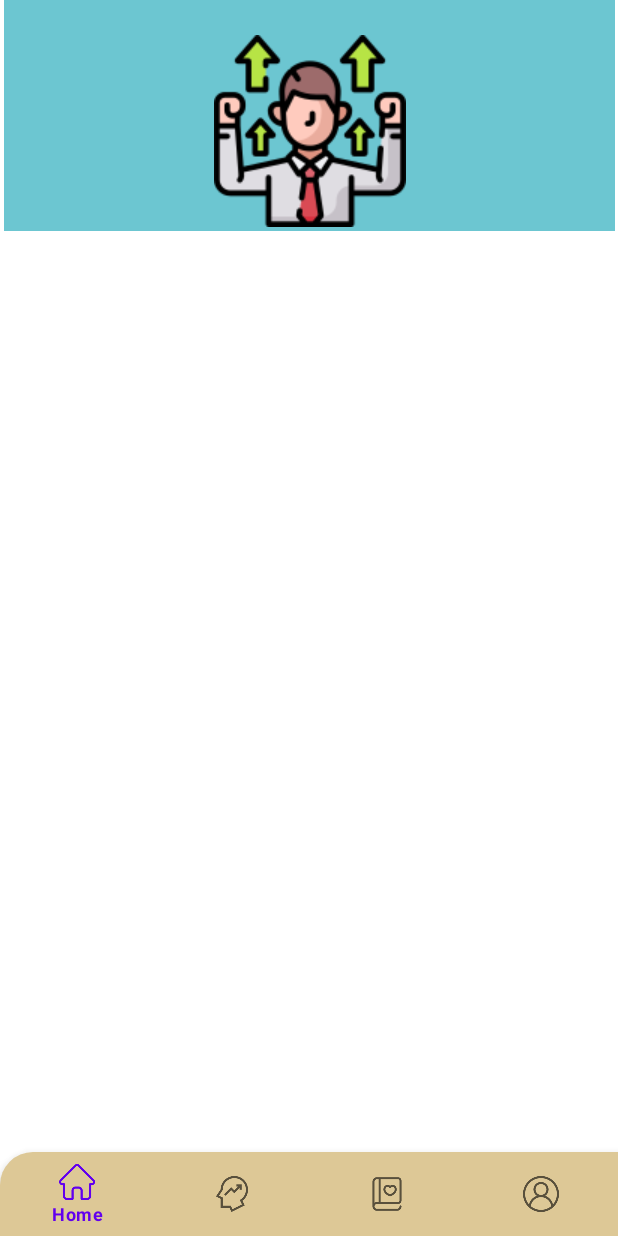
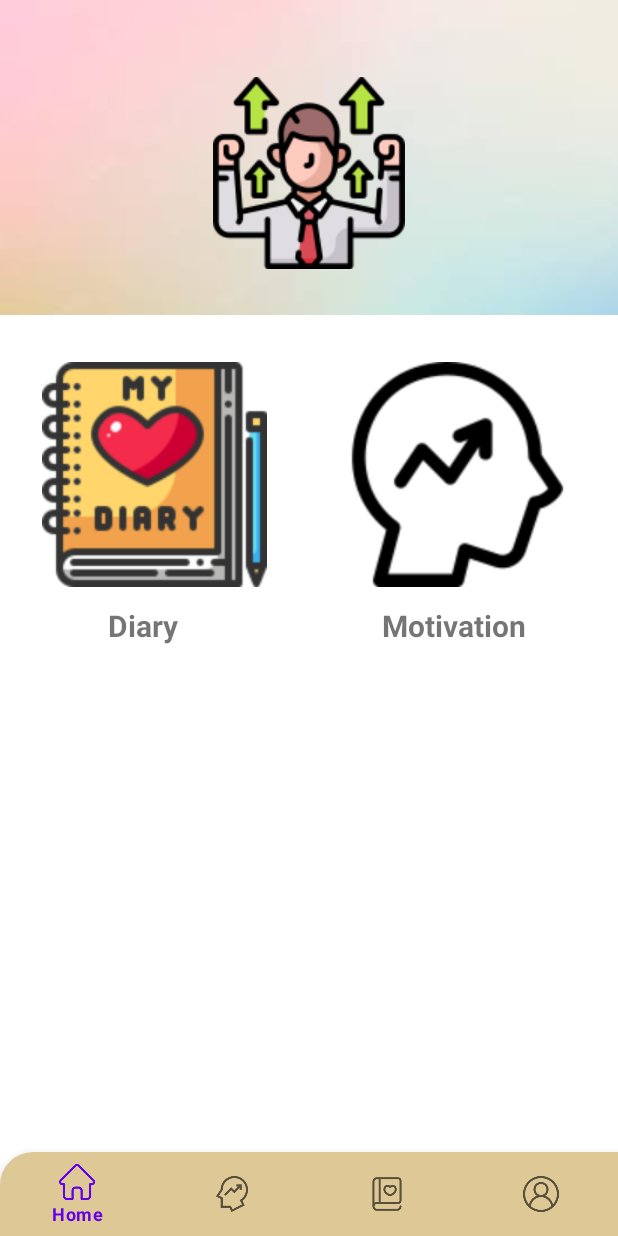
Before and after one commit to ozancanguz/Motivate-Me-App, an Android app: the screen it shows after launch once a user with an empty profile is signed in (MainActivity), on a phone screen of 412 x 824 dp. Run offline under Robolectric (Android 15) with nearby library versions, the phone set to English and light mode, and no system bars; our stand-ins replace Firebase (no records; nobody signed in at launch, a user with empty details on screens opened directly), navigation-ui.

Commit message:
-Home fragment nav part created

```diff
--- a/app/src/main/java/com/ozancanguz/motivate_me_app/data/adapter/ImageSliderAdapter.kt
+++ b/app/src/main/java/com/ozancanguz/motivate_me_app/data/adapter/ImageSliderAdapter.kt
@@ -10,7 +10,7 @@ import com.ozancanguz.motivate_me_app.R
 class ImageSliderAdapter(private val images: List<Int>) : RecyclerView.Adapter<ImageSliderAdapter.ImageViewHolder>() {
 
     inner class ImageViewHolder(itemView: View) : RecyclerView.ViewHolder(itemView) {
-        val imageView: ImageView = itemView.findViewById(R.id.image_view)
+        val imageView: ImageView = itemView.findViewById(R.id.diarynav)
     }
 
     override fun onCreateViewHolder(parent: ViewGroup, viewType: Int): ImageViewHolder {
--- a/app/src/main/java/com/ozancanguz/motivate_me_app/ui/home/HomeFragment.kt
+++ b/app/src/main/java/com/ozancanguz/motivate_me_app/ui/home/HomeFragment.kt
@@ -5,6 +5,7 @@ import androidx.fragment.app.Fragment
 import android.view.LayoutInflater
 import android.view.View
 import android.view.ViewGroup
+import androidx.navigation.fragment.findNavController
 import com.ozancanguz.motivate_me_app.R
 import com.ozancanguz.motivate_me_app.data.adapter.ImageSliderAdapter
 import com.ozancanguz.motivate_me_app.databinding.FragmentHomeBinding
@@ -26,11 +27,26 @@ class HomeFragment : Fragment() {
         val view = binding.root
 
 
+        // setting up slider
         val viewPager=binding.viewPager
         val adapter = ImageSliderAdapter(listOf(R.drawable.go1, R.drawable.go2, R.drawable.go3,R.drawable.go4))
         viewPager.adapter = adapter
 
+
+        // navigation to other screen
+        nav()
+
+
         return view
+    }
+
+    private fun nav() {
+        binding.diarynav.setOnClickListener {
+            findNavController().navigate(R.id.action_homeFragment_to_diaryFragment)
+        }
+        binding.motivationalnav.setOnClickListener {
+            findNavController().navigate(R.id.action_homeFragment_to_motivationFragment)
+        }
     }
 
 
--- a/app/src/main/res/layout/fragment_home.xml
+++ b/app/src/main/res/layout/fragment_home.xml
@@ -8,11 +8,59 @@
 
     <androidx.viewpager2.widget.ViewPager2
         android:id="@+id/view_pager"
-        android:layout_width="407dp"
-        android:layout_height="154dp"
-        android:background="#6CC6D1"
+        android:layout_width="match_parent"
+        android:layout_height="210dp"
+        android:background="@drawable/soft"
         app:layout_constraintEnd_toEndOf="parent"
         app:layout_constraintStart_toStartOf="parent"
         app:layout_constraintTop_toTopOf="parent" />
 
+
+    <ImageView
+        android:id="@+id/diarynav"
+        android:layout_width="150dp"
+        android:layout_height="150dp"
+        android:layout_marginStart="28dp"
+        android:layout_marginTop="31dp"
+        android:layout_marginBottom="19dp"
+        android:src="@drawable/diary3"
+        app:layout_constraintBottom_toTopOf="@+id/text_view"
+        app:layout_constraintStart_toStartOf="parent"
+        app:layout_constraintTop_toBottomOf="@+id/view_pager" />
+
+    <TextView
+        android:id="@+id/text_view"
+        android:layout_width="wrap_content"
+        android:layout_height="wrap_content"
+        android:layout_marginStart="72dp"
+        android:layout_marginTop="12dp"
+        android:text="Diary"
+        android:textSize="20sp"
+        android:textStyle="bold"
+        app:layout_constraintStart_toStartOf="parent"
+        app:layout_constraintTop_toBottomOf="@+id/diarynav" />
+
+    <ImageView
+        android:id="@+id/motivationalnav"
+        android:layout_width="150dp"
+        android:layout_height="150dp"
+        android:layout_marginTop="31dp"
+        android:layout_marginEnd="32dp"
+        android:src="@drawable/strongmental"
+        app:layout_constraintEnd_toEndOf="parent"
+        app:layout_constraintTop_toBottomOf="@+id/view_pager" />
+
+    <TextView
+        android:id="@+id/textView"
+        android:layout_width="wrap_content"
+        android:layout_height="wrap_content"
+        android:layout_marginTop="12dp"
+        android:layout_marginEnd="61dp"
+        android:text="Motivation"
+        android:textSize="20sp"
+        android:textStyle="bold"
+        app:layout_constraintEnd_toEndOf="parent"
+        app:layout_constraintTop_toBottomOf="@+id/motivationalnav" />
+
+
 </androidx.constraintlayout.widget.ConstraintLayout>
--- a/app/src/main/res/layout/item_image_slider.xml
+++ b/app/src/main/res/layout/item_image_slider.xml
@@ -5,7 +5,7 @@
 
 
     <ImageView
-        android:id="@+id/image_view"
+        android:id="@+id/diarynav"
         android:layout_width="match_parent"
         android:layout_height="match_parent"
         android:scaleType="centerInside"
--- a/app/src/main/res/values/themes.xml
+++ b/app/src/main/res/values/themes.xml
@@ -3,7 +3,7 @@
     <style name="Theme.MotivateMeApp" parent="Theme.MaterialComponents.DayNight.NoActionBar">
         <!-- Primary brand color. -->
         <item name="colorPrimary">@color/purple_500</item>
-        <item name="colorPrimaryVariant">@color/purple_700</item>
+        <item name="colorPrimaryVariant">#DDC896</item>
         <item name="colorOnPrimary">@color/white</item>
         <!-- Secondary brand color. -->
         <item name="colorSecondary">@color/teal_200</item>
```
Also changed, not shown: app/src/main/res/drawable/diary3.png (added), app/src/main/res/drawable/soft.png (added), app/src/main/res/drawable/strongmental.png (added).
